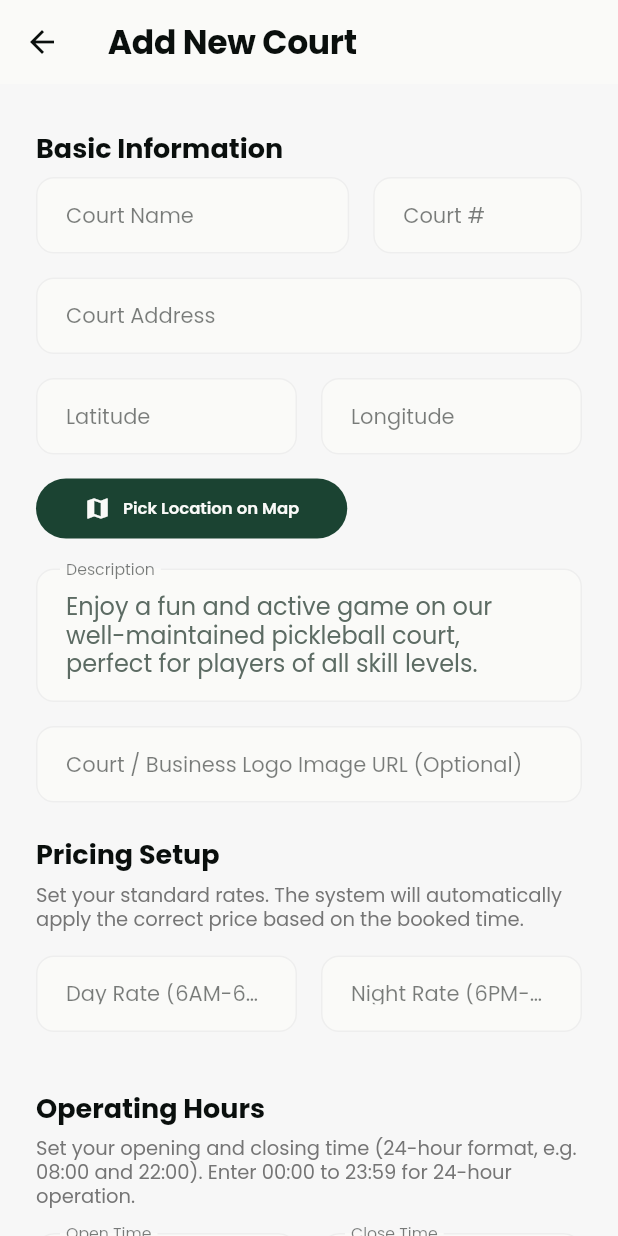
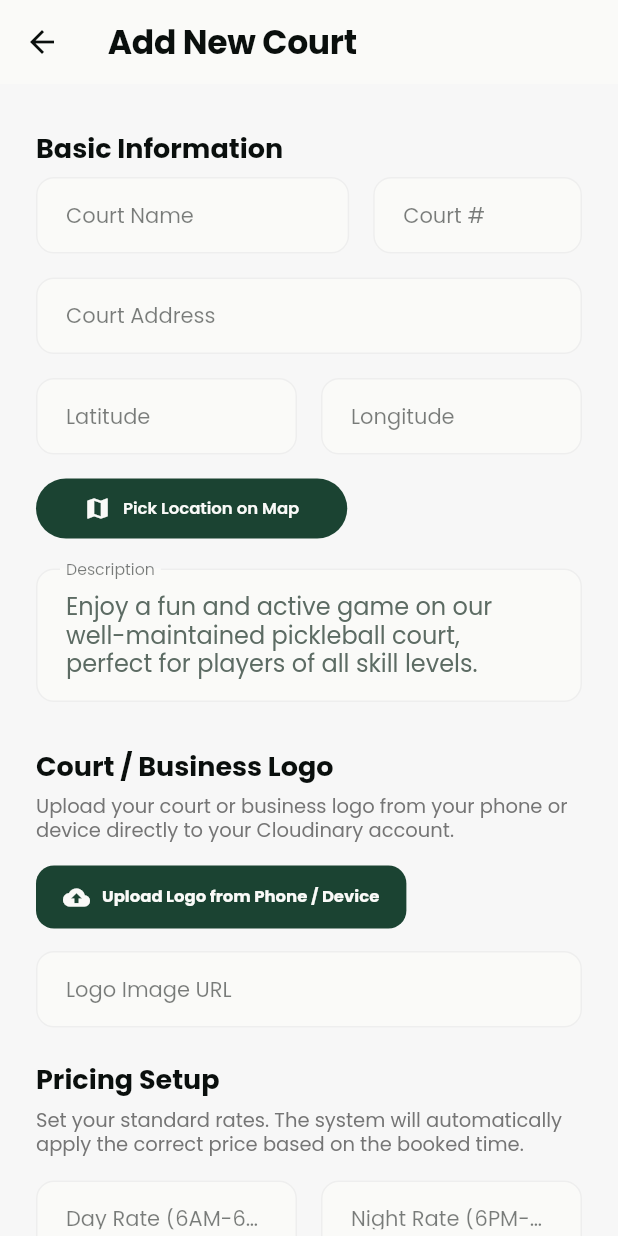
Before and after one commit to rodge1109/flutter-system, a Flutter app: the AddCourtScreen screen opened directly with empty values, on a phone screen of 412 x 824 dp. Run offline on Flutter 3.47's test engine with Material 3 defaults, Android fonts, the phone set to English and light mode, and no system bars; our stand-ins replace firebase_core, firebase_messaging, flutter_map, flutter_secure_storage, geolocator, google_fonts and 9 more; missing offline and left inert: agora_rtc_engine, dart:html, flutter_facebook_auth, flutter_map_cancellable_tile_provider; accounts and stored records are empty.

Commit message:
Feat: integrate direct phone/device file picker to Cloudinary upload in AddCourtScreen

```diff
--- a/lib/screens/add_court_screen.dart
+++ b/lib/screens/add_court_screen.dart
@@ -1,6 +1,7 @@
 import 'package:flutter_project/theme/app_colors.dart';
 import 'dart:convert';
 import 'package:flutter/material.dart';
+import 'package:image_picker/image_picker.dart';
 import 'package:latlong2/latlong.dart';
 import '../services/api_service.dart';
 import 'map_picker_screen.dart';
@@ -41,6 +42,7 @@ class _AddCourtScreenState extends State<AddCourtScreen> {
   List<String> _selectedFacilities = [];
 
   bool _isSaving = false;
+  bool _isUploadingLogo = false;
 
   @override
   void initState() {
@@ -113,6 +115,42 @@ class _AddCourtScreenState extends State<AddCourtScreen> {
     _closeTimeCtrl.dispose();
     _logoUrlCtrl.dispose();
     super.dispose();
+  }
+
+  Future<void> _pickAndUploadLogo() async {
+    try {
+      final picker = ImagePicker();
+      final XFile? pickedFile = await picker.pickImage(
+        source: ImageSource.gallery,
+        maxWidth: 800,
+        maxHeight: 800,
+        imageQuality: 85,
+      );
+
+      if (pickedFile != null) {
+        setState(() => _isUploadingLogo = true);
+        final String? uploadedUrl = await _apiService.uploadImageToCloudinary(pickedFile);
+        setState(() => _isUploadingLogo = false);
+
+        if (uploadedUrl != null && uploadedUrl.isNotEmpty) {
+          setState(() {
+            _logoUrlCtrl.text = uploadedUrl;
+          });
+          ScaffoldMessenger.of(context).showSnackBar(
+            SnackBar(content: Text('Logo uploaded to Cloudinary successfully!'), backgroundColor: AppColors.primaryGreen)
+          );
+        } else {
+          ScaffoldMessenger.of(context).showSnackBar(
+            SnackBar(content: Text('Failed to upload image to Cloudinary.'), backgroundColor: Colors.red)
+          );
+        }
+      }
+    } catch (e) {
+      setState(() => _isUploadingLogo = false);
+      ScaffoldMessenger.of(context).showSnackBar(
+        SnackBar(content: Text('Error picking image: $e'), backgroundColor: Colors.red)
+      );
+    }
   }
 
   Future<void> _saveCourt() async {
@@ -235,29 +273,54 @@ class _AddCourtScreenState extends State<AddCourtScreen> {
                     ),
                     SizedBox(height: 16),
                     _buildTextField('Description', _descCtrl, maxLines: 3),
-                    SizedBox(height: 16),
-                    _buildTextField('Court / Business Logo Image URL (Optional)', _logoUrlCtrl),
+                    SizedBox(height: 24),
+                    _buildSectionTitle('Court / Business Logo'),
+                    Text('Upload your court or business logo from your phone or device directly to your Cloudinary account.', style: TextStyle(color: Colors.grey.shade600, fontSize: 13)),
+                    SizedBox(height: 12),
+                    ElevatedButton.icon(
+                      onPressed: _isUploadingLogo ? null : _pickAndUploadLogo,
+                      icon: _isUploadingLogo
+                        ? SizedBox(width: 16, height: 16, child: CircularProgressIndicator(strokeWidth: 2, color: AppColors.softWhite))
+                        : Icon(Icons.cloud_upload, color: AppColors.softWhite),
+                      label: Text(_isUploadingLogo ? 'Uploading to Cloudinary...' : 'Upload Logo from Phone / Device', style: TextStyle(color: AppColors.softWhite, fontWeight: FontWeight.bold)),
+                      style: ElevatedButton.styleFrom(
+                        backgroundColor: AppColors.primaryGreen,
+                        padding: EdgeInsets.symmetric(horizontal: 18, vertical: 12),
+                        shape: RoundedRectangleBorder(borderRadius: BorderRadius.circular(12)),
+                      ),
+                    ),
+                    SizedBox(height: 12),
+                    _buildTextField('Logo Image URL', _logoUrlCtrl),
                     if (_logoUrlCtrl.text.trim().isNotEmpty) ...[
                       SizedBox(height: 8),
                       Row(
                         children: [
                           Container(
-                            width: 36,
-                            height: 36,
+                            width: 44,
+                            height: 44,
                             decoration: BoxDecoration(
                               shape: BoxShape.circle,
-                              border: Border.all(color: AppColors.primaryGreen, width: 1.5),
+                              border: Border.all(color: AppColors.primaryGreen, width: 2),
+                              boxShadow: [
+                                BoxShadow(color: Colors.black12, blurRadius: 4),
+                              ],
                             ),
                             child: ClipOval(
                               child: Image.network(
                                 _logoUrlCtrl.text.trim(),
                                 fit: BoxFit.cover,
-                                errorBuilder: (_, __, ___) => Icon(Icons.broken_image, size: 18, color: Colors.grey),
+                                errorBuilder: (_, __, ___) => Icon(Icons.broken_image, size: 20, color: Colors.grey),
                               ),
                             ),
                           ),
-                          SizedBox(width: 8),
-                          Text('Logo Preview', style: TextStyle(color: Colors.grey.shade600, fontSize: 12, fontWeight: FontWeight.w500)),
+                          SizedBox(width: 10),
+                          Column(
+                            crossAxisAlignment: CrossAxisAlignment.start,
+                            children: [
+                              Text('Logo Active', style: TextStyle(color: AppColors.primaryGreen, fontSize: 12, fontWeight: FontWeight.bold)),
+                              Text('Hosted on Cloudinary', style: TextStyle(color: Colors.grey.shade600, fontSize: 11)),
+                            ],
+                          ),
                         ],
                       ),
                     ],
```
Also changed, not shown: lib/services/api_service.dart (+26 -0 lines).
